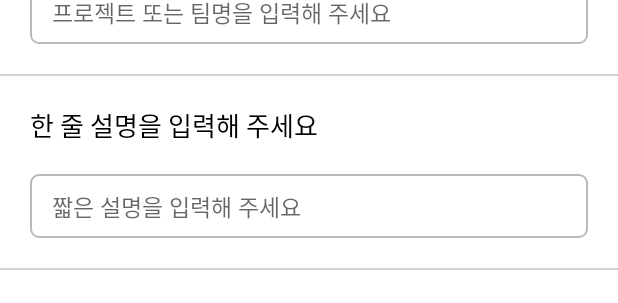
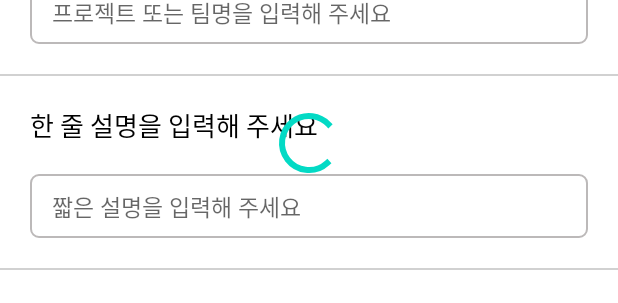
Before and after one commit to Job-Tang-Hackathon/Prof-Android-V2, an Android app: the layout activity_project_upload.xml on its own in the app's theme, with its tools: preview values and no code run, on a phone screen of 412 x 824 dp. Shown: the part 475-778 px from the top of the screen. Run offline under Robolectric (Android 15) with nearby library versions, the phone set to English and light mode, and no system bars.

Commit message:
[upload] 이미지 Firebase 업로드

```diff
--- /dev/null
+++ b/app/src/main/java/com/gsm/prof_androidv2/utils/Utils.kt
@@ -0,0 +1,6 @@
+package com.gsm.prof_androidv2.utils
+
+object Utils {
+    val default_web_client_id = "1075445206248-65isgtsos64av6ecbosgi3k9bsc2nvh8.apps.googleusercontent.com"
+    val storageURI = "gs://prof-android-v2.appspot.com/"
+}
--- a/app/src/main/res/layout/activity_project_upload.xml
+++ b/app/src/main/res/layout/activity_project_upload.xml
@@ -395,12 +395,26 @@
             android:background="@color/main_color"
             android:fontFamily="@font/notosanskrbold"
             android:gravity="center"
+            android:onClick="@{()->activity.uploadBtn()}"
             android:includeFontPadding="false"
             android:padding="20dp"
             android:text="올리기"
             android:textColor="@color/white"
             android:textSize="17sp" />
 
+        <FrameLayout
+            android:layout_width="match_parent"
+            android:layout_height="match_parent">
+
+            <ProgressBar
+                android:id="@+id/pbLoading"
+                visible="@{viewmodel.visible}"
+                android:layout_width="wrap_content"
+                android:layout_height="wrap_content"
+                android:layout_gravity="center" />
+
+        </FrameLayout>
+
 
     </RelativeLayout>
 </layout>
```
Also changed, not shown: app/src/main/AndroidManifest.xml (+13 -11 lines), app/src/main/java/com/gsm/prof_androidv2/di/FirebaseModule.kt (added, +36 -0 lines), app/src/main/java/com/gsm/prof_androidv2/utils/Event.kt (added, +20 -0 lines), app/src/main/java/com/gsm/prof_androidv2/view/upload/ProjectUploadActivity.kt (+30 -2 lines), app/src/main/java/com/gsm/prof_androidv2/view/upload/UploadBindingAdapter.kt (added, +16 -0 lines).
